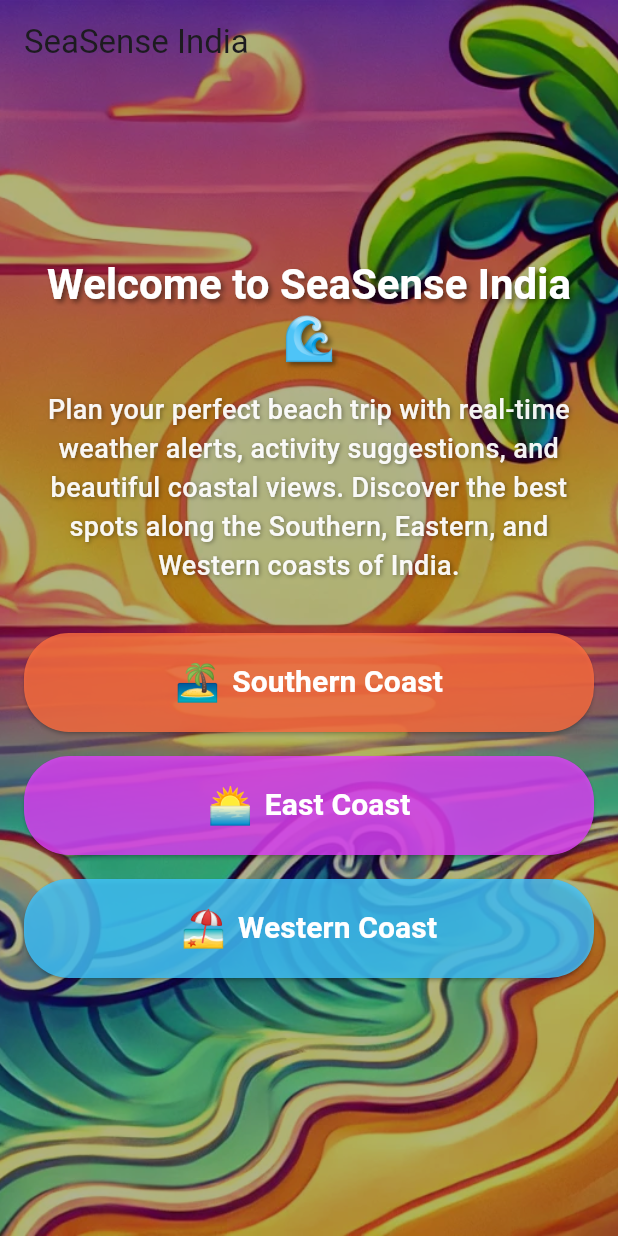
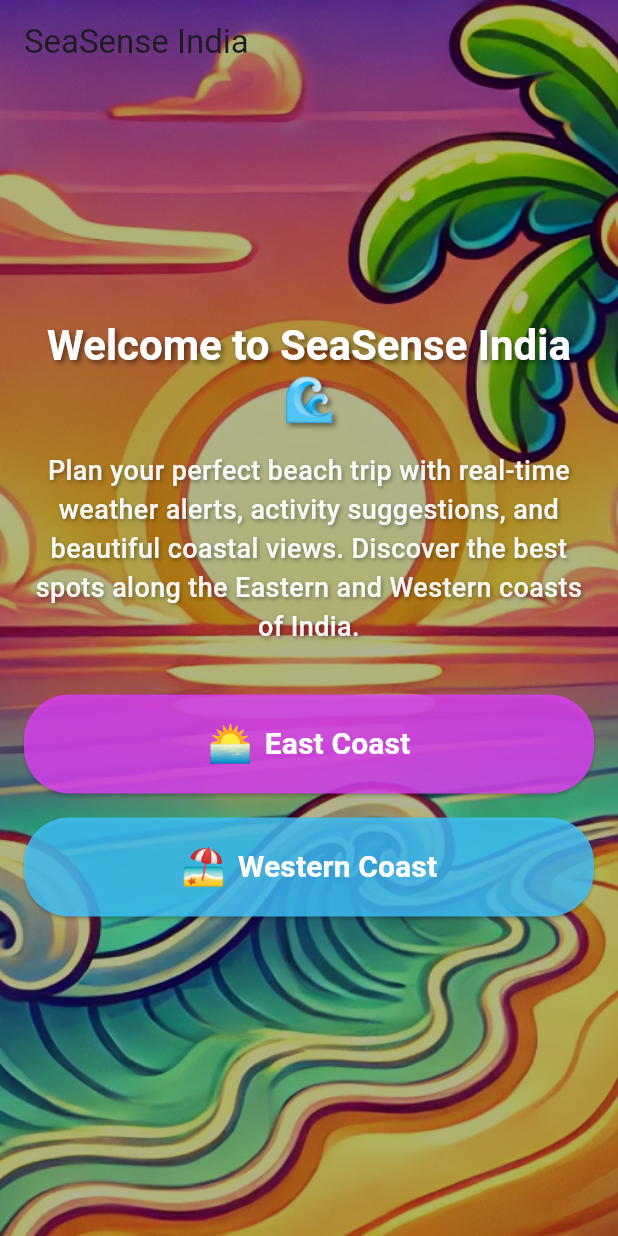
Before and after one commit to end-9214/SeaSense_India_Mobile_Application, a Flutter app: the screen it shows after launch, on a phone screen of 412 x 824 dp. Run offline on Flutter 3.47's test engine with Material 3 defaults, Android fonts, the light colour scheme and no system bars.

Commit message:
updated the home_screen

```diff
--- a/my_app/lib/screens/home_screen.dart
+++ b/my_app/lib/screens/home_screen.dart
@@ -51,7 +51,7 @@ class HomeScreen extends StatelessWidget {
                 ),
                 SizedBox(height: 16),
                 Text(
-                  'Plan your perfect beach trip with real-time weather alerts, activity suggestions, and beautiful coastal views. Discover the best spots along the Southern, Eastern, and Western coasts of India.',
+                  'Plan your perfect beach trip with real-time weather alerts, activity suggestions, and beautiful coastal views. Discover the best spots along the Eastern and Western coasts of India.',
                   style: Theme.of(context)
                       .textTheme
                       .bodyMedium!
@@ -70,35 +70,6 @@ class HomeScreen extends StatelessWidget {
                   textAlign: TextAlign.center,
                 ),
                 SizedBox(height: 32),
-                // Southern Coast Button
-                ElevatedButton(
-                  onPressed: () {
-                    // Navigate to the Southern Coast screen or perform action
-                  },
-                  style: ElevatedButton.styleFrom(
-                    padding: EdgeInsets.symmetric(vertical: 16),
-                    backgroundColor: Colors.deepOrangeAccent.withOpacity(0.8),
-                    shape: RoundedRectangleBorder(
-                      borderRadius: BorderRadius.circular(30),
-                    ),
-                  ),
-                  child: Row(
-                    mainAxisAlignment: MainAxisAlignment.center,
-                    children: [
-                      Text('🏝️', style: TextStyle(fontSize: 24)),
-                      SizedBox(width: 8),
-                      Text(
-                        'Southern Coast',
-                        style: TextStyle(
-                          fontSize: 20,
-                          color: Colors.white,
-                          fontWeight: FontWeight.bold,
-                        ),
-                      ),
-                    ],
-                  ),
-                ),
-                SizedBox(height: 16),
                 // East Coast Button
                 ElevatedButton(
                   onPressed: () {
```
Also changed, not shown: 2 other files.
